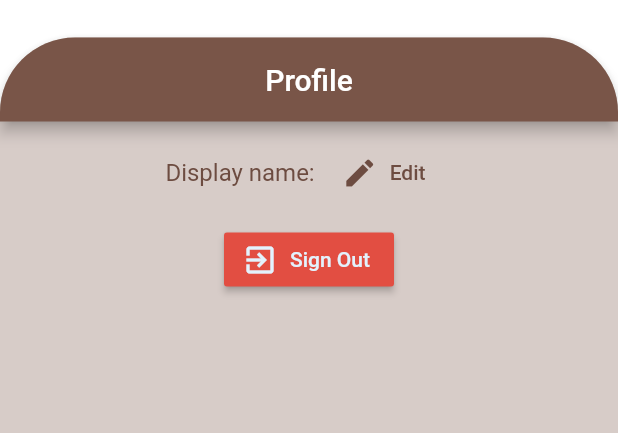
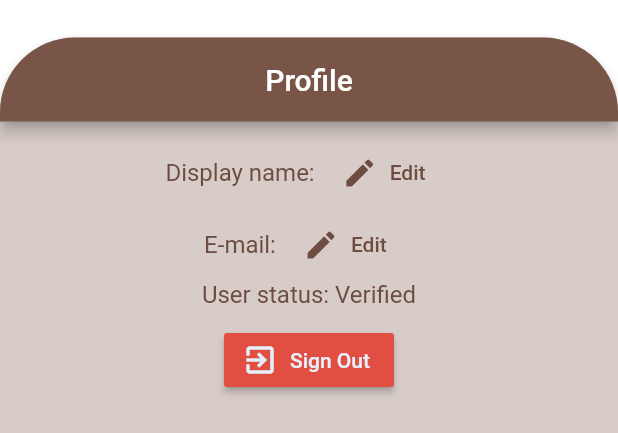
Before and after one commit to jtlinna/caffeine_me_up, a Flutter app: the ProfileView widget shown alone on an empty page, opened directly, on a phone screen of 412 x 824 dp. Shown: the top 433 px of the screen. Run offline on Flutter 3.47's test engine with Material 2 defaults, Android fonts, the phone set to English and light mode, and no system bars; our stand-ins replace cloud_firestore, firebase_auth, flutter_spinkit; accounts and stored records are empty.

Commit message:
Added support for changing e-mail, added showing of user's verified status

```diff
--- a/lib/services/auth_service.dart
+++ b/lib/services/auth_service.dart
@@ -16,10 +16,7 @@ class AuthService {
     }
 
     return new User(
-        uid: user.uid,
-        email: user.email,
-        verified: user.isEmailVerified
-        );
+        uid: user.uid, email: user.email, verified: user.isEmailVerified);
   }
 
   String _getErrorMessage(dynamic e) {
@@ -92,4 +89,56 @@ class AuthService {
       print('signOut failed: $e');
     }
   }
+
+  Future<AuthResponse> updateEmail(String newEmail) async {
+    FirebaseUser user;
+    try {
+      user = await _firebaseAuth.currentUser();
+    } catch (e) {
+      return new AuthResponse(
+          user: null,
+          errorMessage: new ErrorMessage(message: _getErrorMessage(e)));
+    }
+
+    if (user == null) {
+      return new AuthResponse(
+          user: null, errorMessage: new ErrorMessage(message: 'Not logged in'));
+    }
+
+    try {
+      await user.updateEmail(newEmail);
+      return new AuthResponse(
+          user: _fromFirebaseUser(user), errorMessage: null);
+    } catch (e) {
+      return new AuthResponse(
+          user: _fromFirebaseUser(user),
+          errorMessage: new ErrorMessage(message: _getErrorMessage(e)));
+    }
+  }
+
+  Future<AuthResponse> resendVerificationEmail() async {
+    FirebaseUser user;
+    try {
+      user = await _firebaseAuth.currentUser();
+    } catch (e) {
+      return new AuthResponse(
+          user: null,
+          errorMessage: new ErrorMessage(message: _getErrorMessage(e)));
+    }
+
+    if (user == null) {
+      return new AuthResponse(
+          user: null, errorMessage: new ErrorMessage(message: 'Not logged in'));
+    }
+
+    try {
+      await user.sendEmailVerification();
+      return new AuthResponse(
+          user: _fromFirebaseUser(user), errorMessage: null);
+    } catch (e) {
+      return new AuthResponse(
+          user: _fromFirebaseUser(user),
+          errorMessage: new ErrorMessage(message: _getErrorMessage(e)));
+    }
+  }
 }
--- a/lib/views/home/profile_view.dart
+++ b/lib/views/home/profile_view.dart
@@ -1,3 +1,6 @@
+import 'package:cafeine_me_up/models/auth_response.dart';
+import 'package:cafeine_me_up/models/error_message.dart';
+import 'package:cafeine_me_up/models/user.dart';
 import 'package:cafeine_me_up/models/user_data.dart';
 import 'package:cafeine_me_up/services/auth_service.dart';
 import 'package:cafeine_me_up/services/database_service.dart';
@@ -12,20 +15,31 @@ class ProfileView extends StatefulWidget {
 
 class _ProfileViewState extends State<ProfileView> {
   final DatabaseService _databaseService = DatabaseService();
+  final AuthService _auth = new AuthService();
 
-  final _nameKey = GlobalKey<FormState>();
+  final _editKey = GlobalKey<FormState>();
 
   bool _editingName = false;
+  bool _editingEmail = false;
 
   String _newDisplayName = '';
+  String _newEmail = '';
 
-  List<Widget> _createColumn(BuildContext context, UserData userData) {
+  ErrorMessage _error;
+
+  List<Widget> _createColumn(
+      BuildContext context, User user, UserData userData) {
     List<Widget> widgets = <Widget>[];
+
+    if (user == null || userData == null) {
+      return widgets;
+    }
+
     final TextTheme textTheme = Theme.of(context).textTheme;
 
     if (_editingName) {
       widgets.add(Form(
-        key: _nameKey,
+        key: _editKey,
         child: TextFormField(
           initialValue: userData.displayName,
           decoration: InputDecoration(
@@ -71,12 +85,88 @@ class _ProfileViewState extends State<ProfileView> {
       ));
     }
 
+    if (_editingEmail) {
+      widgets.add(Form(
+        key: _editKey,
+        child: TextFormField(
+          initialValue: user.email,
+          decoration: InputDecoration(
+            labelText: 'E-mail',
+            prefixIcon: Icon(Icons.email),
+          ),
+          validator: validateEmail,
+          onChanged: (value) {
+            setState(() => _newEmail = value);
+          },
+        ),
+      ));
+      widgets.add(
+          Row(mainAxisAlignment: MainAxisAlignment.center, children: <Widget>[
+        FlatButton.icon(
+          icon: Icon(Icons.cancel),
+          label: Text('Cancel'),
+          onPressed: _cancelEditEmail,
+          textColor: textTheme.display2.color,
+        ),
+        FlatButton.icon(
+          icon: Icon(Icons.done),
+          label: Text('Confirm'),
+          onPressed: () => _confirmEditEmail(),
+          textColor: textTheme.display2.color,
+        )
+      ]));
+    } else {
+      widgets.add(Row(
+        mainAxisAlignment: MainAxisAlignment.center,
+        children: <Widget>[
+          Text(
+            'E-mail: ${user.email}',
+            style: textTheme.display2,
+          ),
+          FlatButton.icon(
+            icon: Icon(Icons.edit),
+            label: Text('Edit'),
+            onPressed: _editEmail,
+            textColor: textTheme.display2.color,
+          )
+        ],
+      ));
+
+      widgets.add(Row(
+        mainAxisAlignment: MainAxisAlignment.center,
+        children: <Widget>[
+          Text(
+            'User status: ${user.verified ? 'Verified' : 'Not verified'}',
+            style: textTheme.display2,
+          ),
+          user.verified
+              ? new SizedBox()
+              : FlatButton.icon(
+                  icon: Icon(Icons.refresh),
+                  label: Text('Resend'),
+                  onPressed: () => _resendVerificationEmail(),
+                  textColor: textTheme.display2.color,
+                )
+        ],
+      ));
+    }
+
+    if (_error != null) {
+      widgets.add(Text(
+        _error.message,
+        style: TextStyle(color: Theme.of(context).errorColor, fontSize: 14),
+      ));
+    }
+
     widgets.addAll(<Widget>[
       SizedBox(height: 10),
       RaisedButton.icon(
         icon: Icon(Icons.exit_to_app),
         label: Text('Sign Out'),
-        onPressed: () async => AuthService().signOut(),
+        onPressed: () async {
+          Navigator.pop(context);
+          AuthService().signOut();
+        },
         textColor: Theme.of(context).secondaryHeaderColor,
       )
     ]);
@@ -85,7 +175,21 @@ class _ProfileViewState extends State<ProfileView> {
 
   void _editName() {
     setState(() {
+      _error = null;
       _editingName = true;
+      _editingEmail = false;
+    });
+  }
+
+  void _confirmEditName(String uid) {
+    if (!_editKey.currentState.validate()) {
+      return;
+    }
+
+    _databaseService.updateUserData(uid, displayName: _newDisplayName);
+    setState(() {
+      _editingName = false;
+      _newDisplayName = '';
     });
   }
 
@@ -96,20 +200,46 @@ class _ProfileViewState extends State<ProfileView> {
     });
   }
 
-  void _confirmEditName(String uid) {
-    if (!_nameKey.currentState.validate()) {
+  void _editEmail() {
+    setState(() {
+      _error = null;
+      _editingEmail = true;
+      _editingName = false;
+    });
+  }
+
+  void _cancelEditEmail() {
+    setState(() {
+      _error = null;
+      _editingEmail = false;
+    });
+  }
+
+  void _confirmEditEmail() async {
+    if (!_editKey.currentState.validate()) {
       return;
     }
 
-    _databaseService.updateUserData(uid, displayName: _newDisplayName);
+    AuthResponse response = await _auth.updateEmail(_newEmail);
     setState(() {
-      _editingName = false;
-      _newDisplayName = '';
+      _error = response.errorMessage;
+      if (response.errorMessage != null) {
+        _editingName = false;
+        _newEmail = '';
+      }
+    });
+  }
+
+  void _resendVerificationEmail() async {
+    AuthResponse response = await _auth.resendVerificationEmail();
+    setState(() {
+      _error = response.errorMessage;
     });
   }
 
   @override
   Widget build(BuildContext context) {
+    final User user = Provider.of<User>(context);
     final UserData userData = Provider.of<UserData>(context);
     return Container(
       color: Colors.transparent,
@@ -134,7 +264,7 @@ class _ProfileViewState extends State<ProfileView> {
               padding: EdgeInsets.symmetric(horizontal: 50),
               child: Column(
                 crossAxisAlignment: CrossAxisAlignment.center,
-                children: _createColumn(context, userData),
+                children: _createColumn(context, user, userData),
               ),
             ),
           ],
```
